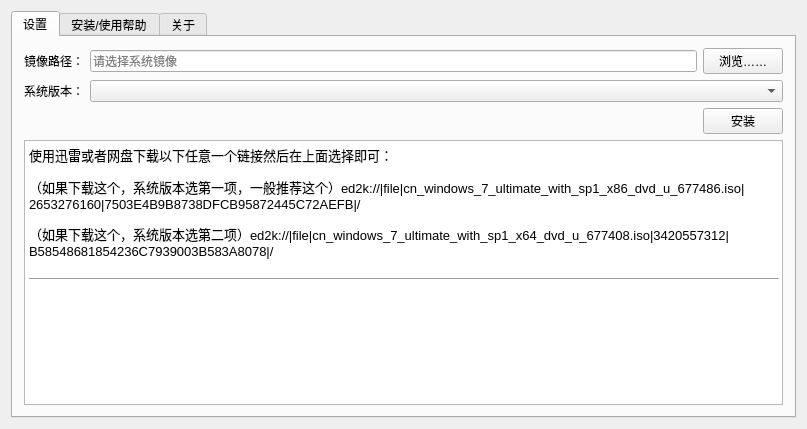
Above: VM-source/mainwindow.ui from gfdgd-xi/deep-wine-runner before the change. Below: the same form after it.
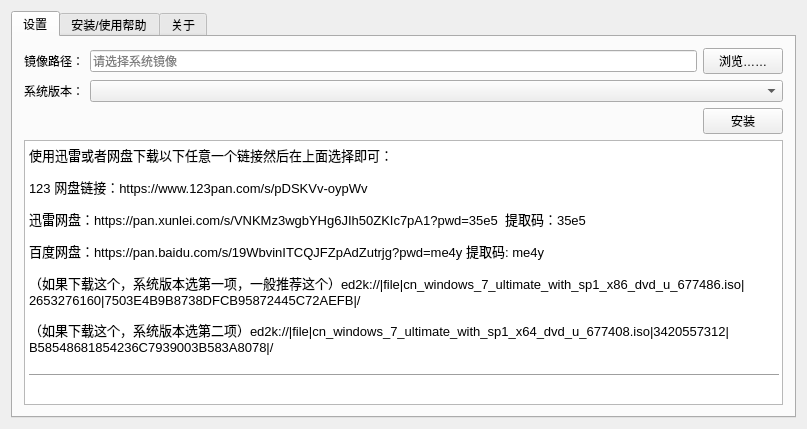
That is the form after the change. The open tabs and pages were chosen to show the change. Icons and pictures are not drawn.

```diff
--- a/VM-source/mainwindow.ui
+++ b/VM-source/mainwindow.ui
@@ -128,6 +128,9 @@
 p, li { white-space: pre-wrap; }
 &lt;/style&gt;&lt;/head&gt;&lt;body style=&quot; font-family:'Noto Sans CJK SC'; font-size:10.5pt; font-weight:400; font-style:normal;&quot;&gt;
 &lt;p style=&quot; margin-top:12px; margin-bottom:12px; margin-left:0px; margin-right:0px; -qt-block-indent:0; text-indent:0px;&quot;&gt;&lt;span style=&quot; font-size:10pt;&quot;&gt;使用迅雷或者网盘下载以下任意一个链接然后在上面选择即可：&lt;/span&gt;&lt;/p&gt;
+&lt;p style=&quot; margin-top:12px; margin-bottom:12px; margin-left:0px; margin-right:0px; -qt-block-indent:0; text-indent:0px;&quot;&gt;&lt;span style=&quot; font-size:10pt;&quot;&gt;123 网盘链接：https://www.123pan.com/s/pDSKVv-oypWv&lt;/span&gt;&lt;/p&gt;
+&lt;p style=&quot; margin-top:12px; margin-bottom:12px; margin-left:0px; margin-right:0px; -qt-block-indent:0; text-indent:0px;&quot;&gt;&lt;span style=&quot; font-size:10pt;&quot;&gt;迅雷网盘：https://pan.xunlei.com/s/VNKMz3wgbYHg6JIh50ZKIc7pA1?pwd=35e5  提取码：35e5&lt;/span&gt;&lt;/p&gt;
+&lt;p style=&quot; margin-top:12px; margin-bottom:12px; margin-left:0px; margin-right:0px; -qt-block-indent:0; text-indent:0px;&quot;&gt;&lt;span style=&quot; font-size:10pt;&quot;&gt;百度网盘：https://pan.baidu.com/s/19WbvinITCQJFZpAdZutrjg?pwd=me4y 提取码: me4y&lt;/span&gt;&lt;/p&gt;
 &lt;p style=&quot; margin-top:12px; margin-bottom:12px; margin-left:0px; margin-right:0px; -qt-block-indent:0; text-indent:0px;&quot;&gt;&lt;span style=&quot; font-size:10pt;&quot;&gt;（如果下载这个，系统版本选第一项，一般推荐这个）ed2k://|file|cn_windows_7_ultimate_with_sp1_x86_dvd_u_677486.iso|2653276160|7503E4B9B8738DFCB95872445C72AEFB|/&lt;/span&gt;&lt;/p&gt;
 &lt;p style=&quot; margin-top:12px; margin-bottom:12px; margin-left:0px; margin-right:0px; -qt-block-indent:0; text-indent:0px;&quot;&gt;&lt;span style=&quot; font-size:10pt;&quot;&gt;（如果下载这个，系统版本选第二项）ed2k://|file|cn_windows_7_ultimate_with_sp1_x64_dvd_u_677408.iso|3420557312|B58548681854236C7939003B583A8078|/&lt;/span&gt;&lt;/p&gt;
 &lt;hr /&gt;&lt;/body&gt;&lt;/html&gt;</string>
```
Left out of the diff: 2 changed lines with no effect on the pictures.
